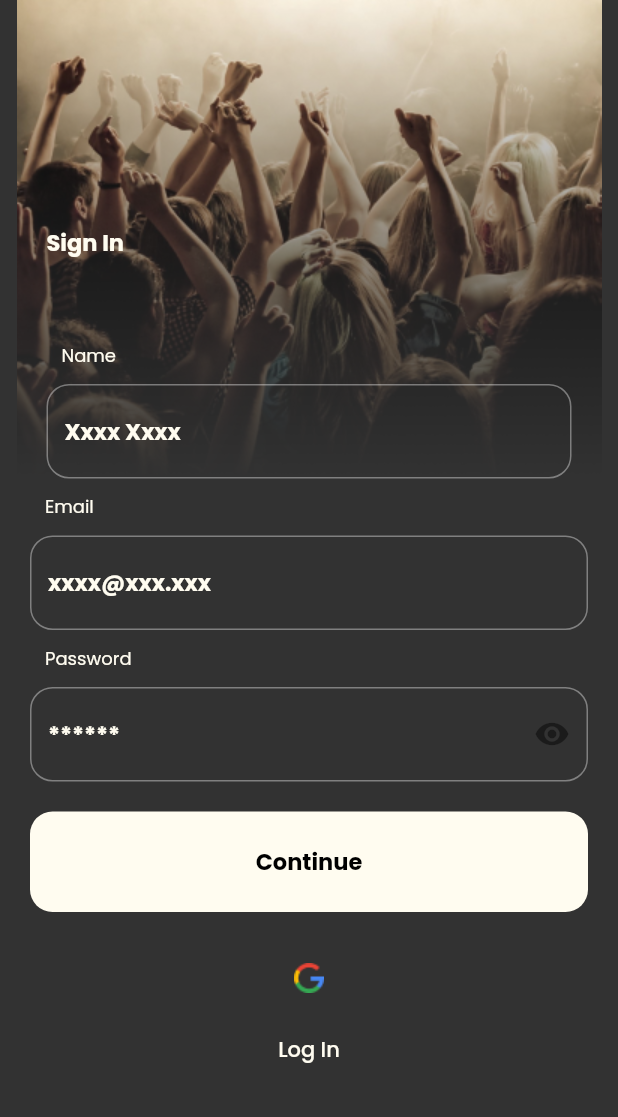
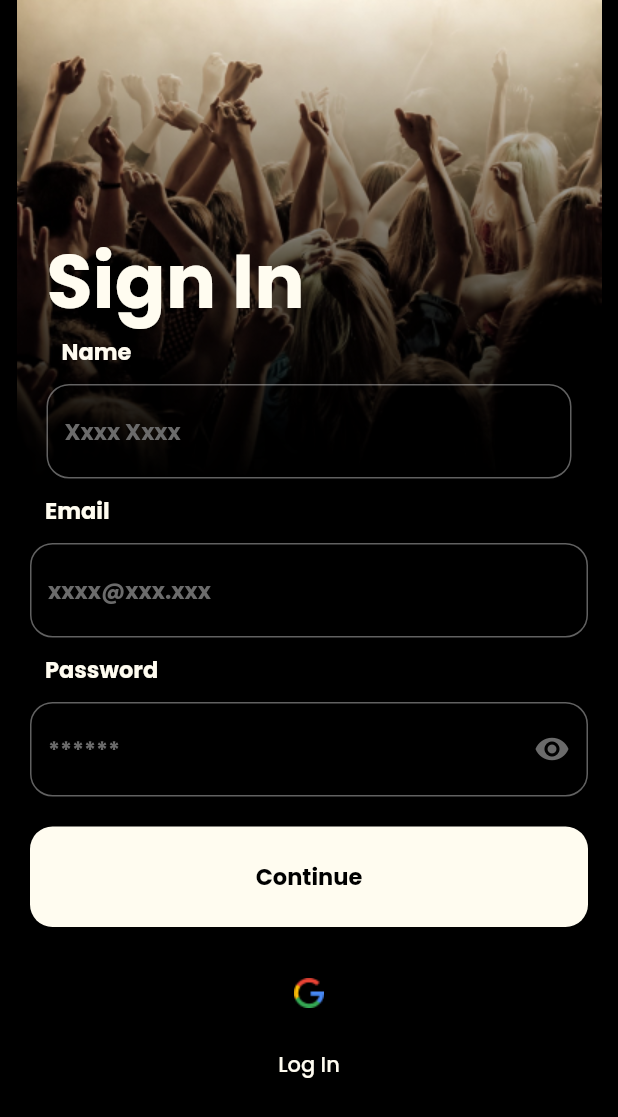
Before and after one commit to aysekayabay/activist_app, a Flutter app: the AuthView screen opened directly, on a phone screen of 412 x 824 dp. Shown: the top 1117 px of the screen. Run offline on Flutter 3.47's test engine with Material 2 defaults, Android fonts, the phone set to English and light mode, and no system bars; our stand-ins replace cached_network_image, cloud_firestore, connectivity_plus, firebase_auth, firebase_core, firebase_storage and 16 more; missing offline and left inert: flutter_facebook_auth; accounts and stored records are empty; generated files the repository leaves out were written again; network calls fail.

Commit message:
ui uptade added

```diff
--- a/lib/core/components/cards/vertical_event_card.dart
+++ b/lib/core/components/cards/vertical_event_card.dart
@@ -30,9 +30,9 @@ class VerticalEventCard extends StatelessWidget {
               child: Column(
                 crossAxisAlignment: CrossAxisAlignment.start,
                 children: [
-                  Text(eventModel.name!, overflow: TextOverflow.ellipsis, style: TextStyle().copyWith(color: AppColors.vanillaShake)),
-                  Text(eventModel.start!.formattedDay + ', ' + eventModel.start!.formattedTime, style: TextStyle().copyWith(color: AppColors.vanillaShake)),
-                  Text(eventModel.venue!.name!, overflow: TextOverflow.ellipsis, style: TextStyle().copyWith(color: AppColors.vanillaShake))
+                  Text(eventModel.name!, overflow: TextOverflow.ellipsis, style: Theme.of(context).textTheme.displayMedium!.copyWith(color: AppColors.vanillaShake, )),
+                  Text(eventModel.start!.formattedDay + ', ' + eventModel.start!.formattedTime, style: Theme.of(context).textTheme.bodyLarge!.copyWith(color: AppColors.vanillaShake, )),
+                  Text(eventModel.venue!.name!, overflow: TextOverflow.ellipsis, style: Theme.of(context).textTheme.bodyLarge!.copyWith(color: AppColors.vanillaShake, ))
                 ],
               ),
             ),
--- a/lib/core/components/textfield/custom_textfield.dart
+++ b/lib/core/components/textfield/custom_textfield.dart
@@ -54,18 +54,18 @@ class _CustomTextfieldState extends State<CustomTextfield> {
                 onChanged: widget.onChanged,
                 controller: widget.controller,
                 obscureText: widget.isPassword ? obsecure : false,
-                style: TextStyle(color: AppColors.vanillaShake),
+                style: TextStyle(color: AppColors.vanillaShake, ),
                 focusNode: widget.focusNode,
                 maxLines: 1,
                 minLines: 1,
                 decoration: InputDecoration(
                   border: widget.isSearch ? InputBorder.none : null,
-                  hintStyle: Theme.of(context).textTheme.displayMedium,
+                  hintStyle: Theme.of(context).textTheme.displayMedium!.copyWith(color: AppColors.darkGrey),
                   hintText: widget.hintText,
                   suffixIcon: Visibility(
                     visible: widget.isPassword,
                     child: IconButton(
-                      icon: Icon(obsecure ? Icons.visibility : Icons.visibility_off),
+                      icon: Icon(obsecure ? Icons.visibility : Icons.visibility_off, color: AppColors.darkGrey,),
                       onPressed: () {
                         setState(
                           () {
--- a/lib/product/auth/auth_view.dart
+++ b/lib/product/auth/auth_view.dart
@@ -20,6 +20,7 @@ class _AuthViewState extends State<AuthView> {
   @override
   Widget build(BuildContext context) {
     return Scaffold(
+      backgroundColor: AppColors.black,
       body: SingleChildScrollView(
         child: Column(
           children: [
@@ -74,7 +75,7 @@ class _AuthViewState extends State<AuthView> {
           Positioned(
               left: 20,
               top: 150,
-              child: Text(_viewModel.authType == AuthType.SIGN_IN ? _viewModel.signIn : _viewModel.logIn, style: Theme.of(context).textTheme.displayMedium!.copyWith(color: AppColors.vanillaShake))),
+              child: Text(_viewModel.authType == AuthType.SIGN_IN ? _viewModel.signIn : _viewModel.logIn, style: Theme.of(context).textTheme.displayLarge!.copyWith(color: AppColors.vanillaShake))),
           Positioned(
               bottom: 0,
               left: 0,
@@ -146,7 +147,7 @@ class _AuthViewState extends State<AuthView> {
   Padding labelText(String label) {
     return Padding(
       padding: EdgeInsets.all(AppSizes.lowSize),
-      child: Text(label, style: Theme.of(context).textTheme.labelMedium!.copyWith(color: AppColors.vanillaShake)),
+      child: Text(label, style: Theme.of(context).textTheme.displayMedium!.copyWith(color: AppColors.vanillaShake)),
     );
   }
 
```
Also changed, not shown: lib/core/components/cards/horizontal_event_card.dart (+4 -4 lines).
